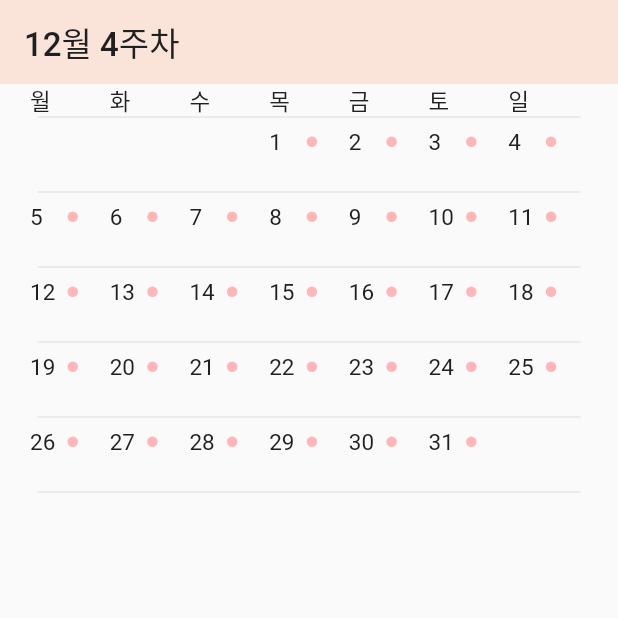
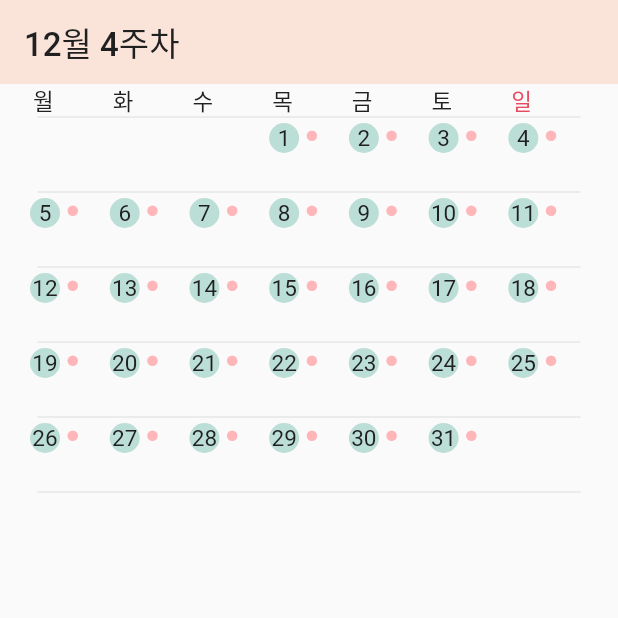
Before and after one commit to ljbee22/CodingStudy, a Flutter app: the screen it shows after launch, on a phone screen of 412 x 824 dp, the top half of it. Run offline on Flutter 3.47's test engine with Material 2 defaults, Android fonts, the phone set to English and light mode, and no system bars; our stand-ins replace cloud_firestore, firebase_auth, firebase_core, firebase_storage, flutter_chat_bubble, fluttertoast and 5 more; accounts and stored records are empty.

Commit message:
마저 진행

```diff
--- a/my_calender/lib/customclass/calender_element.dart
+++ b/my_calender/lib/customclass/calender_element.dart
@@ -7,14 +7,21 @@ class DayofWeek extends StatelessWidget {
   Widget build(BuildContext context) {
     return Row(
       crossAxisAlignment: CrossAxisAlignment.start,
-      children: [
-        Expanded(child: MyText("월", 15)),
-        Expanded(child: MyText("화", 15)),
-        Expanded(child: MyText("수", 15)),
-        Expanded(child: MyText("목", 15)),
-        Expanded(child: MyText("금", 15)),
-        Expanded(child: MyText("토", 15)),
-        Expanded(child: MyText("일", 15)),
+      children: const [
+        SizedBox(width: 2),
+        Expanded(child:Text("월", textAlign: TextAlign.start, style: TextStyle(fontSize: 15, color: Color(0xff202020), fontWeight: FontWeight.w100),)),
+        SizedBox(width: 2),
+        Expanded(child:Text("화", textAlign: TextAlign.start, style: TextStyle(fontSize: 15, color: Color(0xff202020)),)),
+        SizedBox(width: 2),
+        Expanded(child:Text("수", textAlign: TextAlign.start, style: TextStyle(fontSize: 15, color: Color(0xff202020)),)),
+        SizedBox(width: 2),
+        Expanded(child:Text("목", textAlign: TextAlign.start, style: TextStyle(fontSize: 15, color: Color(0xff202020)),)),
+        SizedBox(width: 2),
+        Expanded(child:Text("금", textAlign: TextAlign.start, style: TextStyle(fontSize: 15, color: Color(0xff202020)),)),
+        SizedBox(width: 2),
+        Expanded(child:Text("토", textAlign: TextAlign.start, style: TextStyle(fontSize: 15, color: Color(0xff202020)),)),
+        SizedBox(width: 2),
+        Expanded(child:Text("일", textAlign: TextAlign.start, style: TextStyle(fontSize: 15, color: Color(0xffE84A5F)),)),
       ],
     ); //요일 표시 -> 항상 고정
   }
@@ -46,7 +53,7 @@ class MyText extends StatelessWidget {
   Widget build(BuildContext context) {
     return Text(
       t,
-      textAlign: TextAlign.start,
+      textAlign: TextAlign.center,
       style: TextStyle(
           fontSize: fsize,
           color: const Color(0xff202020)
--- a/my_calender/lib/customclass/customContainer.dart
+++ b/my_calender/lib/customclass/customContainer.dart
@@ -23,14 +23,26 @@ class _EveryDayState extends State<EveryDay> {
         });
       },
       child: Container(
-        padding: const EdgeInsets.fromLTRB(0, 8, 0, 10),
+        padding: const EdgeInsets.fromLTRB(0, 4, 0, 10),
         height: 50,
         child: widget.oneDay.month != widget.cursor.selected.month ? null : Stack(
           children: [
             Positioned(
-              child: Container(
-                child: MyText(widget.oneDay.day.toString(), 15),
-              ),
+                // left: 0.95,
+                child: Container(
+                    height: 20,
+                    width: 20,
+                    decoration: const BoxDecoration(
+                      color: Color(0xFFBBDED6),
+                      shape: BoxShape.circle,
+                    )
+                )
+            ),
+            Positioned(
+              top: 1,
+              height: 15,
+              width: 20,
+              child: MyText(widget.oneDay.day.toString(), 15),
             ),
             Positioned(
                 top: 5,
@@ -43,7 +55,10 @@ class _EveryDayState extends State<EveryDay> {
                     shape: BoxShape.circle,
                   )
                 )
-            )
+            ),
+            // Positioned(
+            //     child: Icon,
+            // )
           ],
         )
       ),
```
Also changed, not shown: 2 other files.
